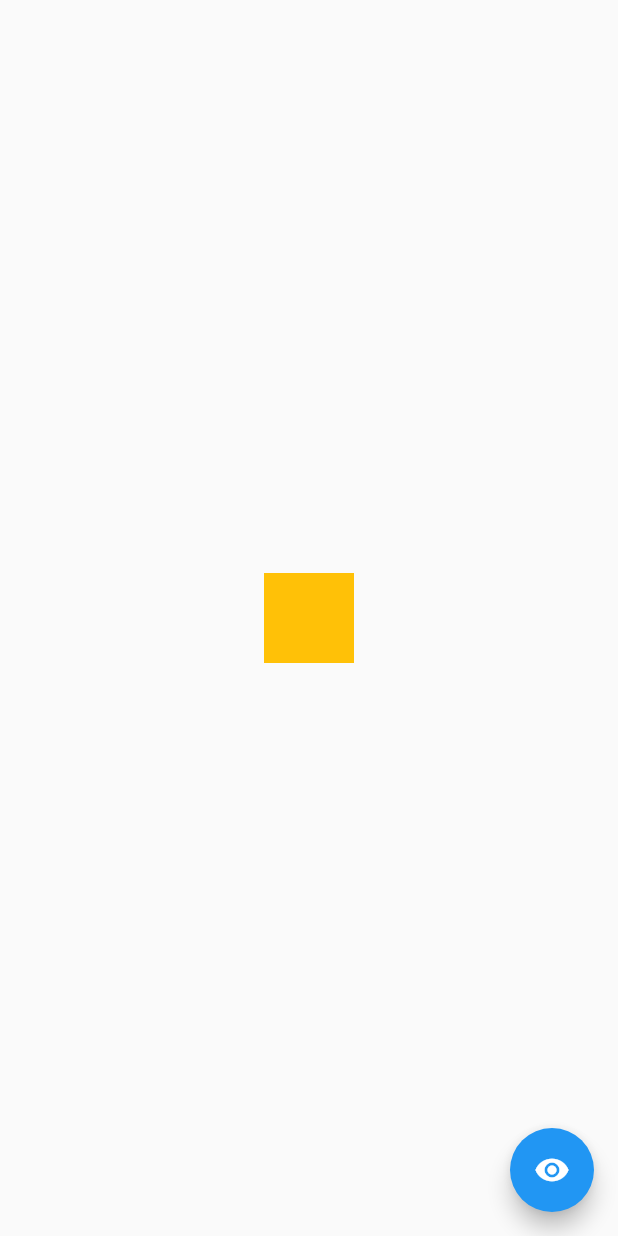
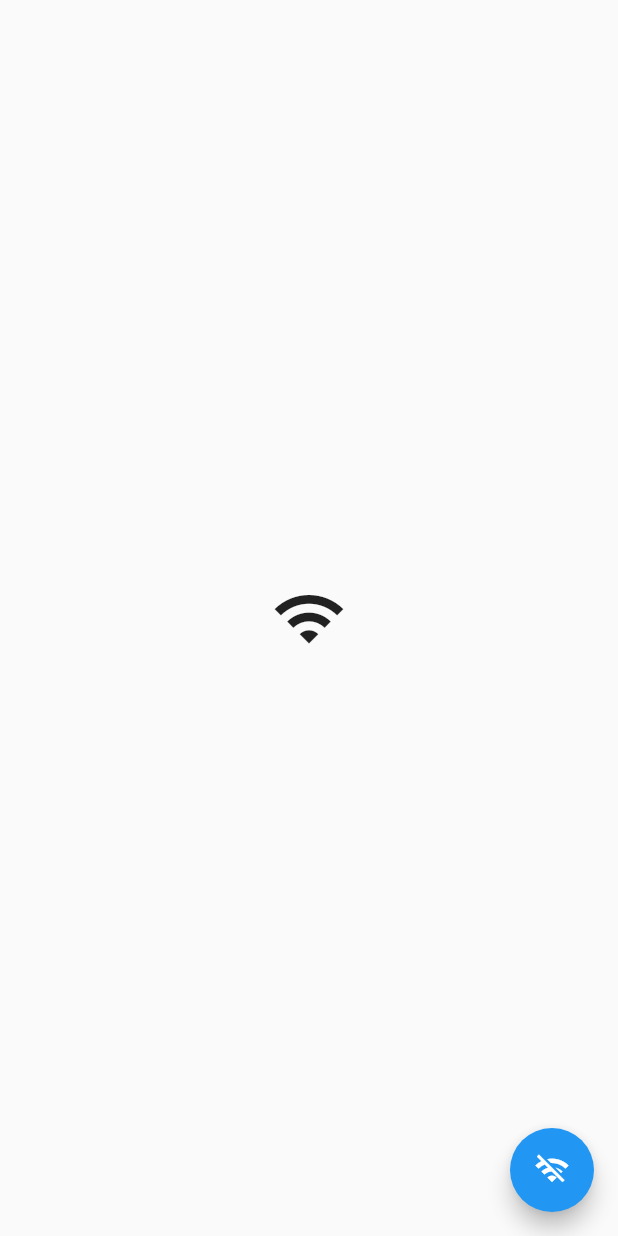
Before and after one commit to Guilherme-so/flutter_animations, a Flutter app: the screen it shows after launch, on a phone screen of 412 x 824 dp. Run offline on Flutter 3.47's test engine with Material 2 defaults, Android fonts, the phone set to English and light mode, and no system bars.

Commit message:
AnimatedCrossFade adding animation to a screen to another

```diff
--- a/lib/main.dart
+++ b/lib/main.dart
@@ -1,5 +1,6 @@
 import 'package:flutter/material.dart';
 import 'pages/animation_container.dart';
+import 'pages/animation_crossfade.dart';
 
 void main() {
   runApp(const MyApp());
@@ -17,7 +18,8 @@ class MyApp extends StatelessWidget {
         primarySwatch: Colors.blue,
       ),
       // home: const OpacityAnimation(),
-      home: const ContainerAnimated(),
+      // home: const ContainerAnimated(),
+      home: const CrossFadeAnimation(),
     );
   }
 }
--- /dev/null
+++ b/lib/pages/animation_crossfade.dart
@@ -0,0 +1,41 @@
+import 'package:flutter/material.dart';
+
+class CrossFadeAnimation extends StatefulWidget {
+  const CrossFadeAnimation({super.key});
+
+  @override
+  State<CrossFadeAnimation> createState() => _CrossFadeAnimationState();
+}
+
+class _CrossFadeAnimationState extends State<CrossFadeAnimation> {
+  bool toogleWifi = true;
+
+  @override
+  Widget build(BuildContext context) {
+    return Scaffold(
+      body: Center(
+        child: AnimatedCrossFade(
+          firstChild: const Icon(
+            Icons.wifi,
+            size: 50,
+          ),
+          secondChild: const Icon(
+            Icons.wifi_off,
+            size: 50,
+          ),
+          crossFadeState:
+              toogleWifi ? CrossFadeState.showFirst : CrossFadeState.showSecond,
+          duration: const Duration(seconds: 1),
+        ),
+      ),
+      floatingActionButton: FloatingActionButton(
+        onPressed: () {
+          setState(() {
+            toogleWifi = !toogleWifi;
+          });
+        },
+        child: toogleWifi ? const Icon(Icons.wifi_off) : const Icon(Icons.wifi),
+      ),
+    );
+  }
+}
```
